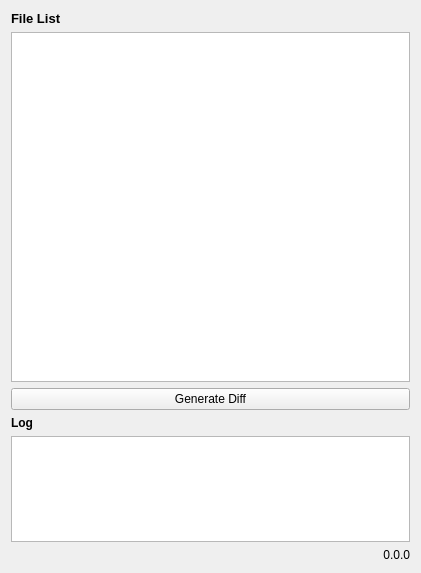
stlfatboy/diff_gui, file mainwindow.ui: the form before one commit.
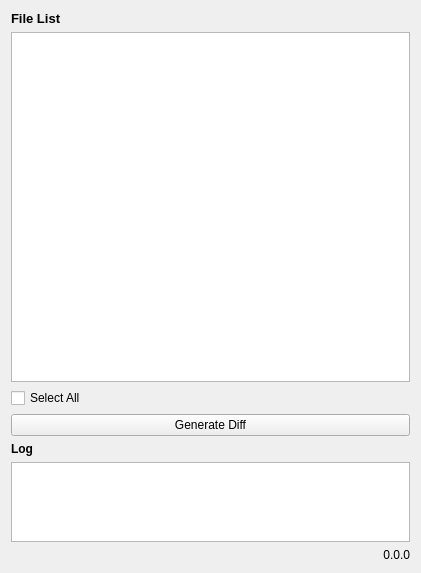
The form after the commit. Icons and pictures are not drawn.

Commit message: Add "Selete All" Checkbox

```diff
--- a/mainwindow.ui
+++ b/mainwindow.ui
@@ -37,6 +37,28 @@
     <property name="sizeConstraint">
      <enum>QLayout::SetDefaultConstraint</enum>
     </property>
+    <item row="7" column="0">
+     <widget class="QPlainTextEdit" name="LogText">
+      <property name="sizePolicy">
+       <sizepolicy hsizetype="Preferred" vsizetype="Preferred">
+        <horstretch>0</horstretch>
+        <verstretch>0</verstretch>
+       </sizepolicy>
+      </property>
+      <property name="minimumSize">
+       <size>
+        <width>0</width>
+        <height>10</height>
+       </size>
+      </property>
+      <property name="baseSize">
+       <size>
+        <width>0</width>
+        <height>30</height>
+       </size>
+      </property>
+     </widget>
+    </item>
     <item row="2" column="0">
      <widget class="QListWidget" name="Filelistwidget">
       <property name="sizePolicy">
@@ -72,46 +94,34 @@
       </property>
      </widget>
     </item>
-    <item row="6" column="0">
-     <widget class="QPlainTextEdit" name="LogText">
-      <property name="sizePolicy">
-       <sizepolicy hsizetype="Preferred" vsizetype="Preferred">
-        <horstretch>0</horstretch>
-        <verstretch>0</verstretch>
-       </sizepolicy>
-      </property>
-      <property name="minimumSize">
-       <size>
-        <width>0</width>
-        <height>10</height>
-       </size>
-      </property>
-      <property name="baseSize">
-       <size>
-        <width>0</width>
-        <height>30</height>
-       </size>
+    <item row="1" column="0">
+     <widget class="QLabel" name="label_2">
+      <property name="text">
+       <string>&lt;html&gt;&lt;head/&gt;&lt;body&gt;&lt;p&gt;&lt;span style=&quot; font-size:10pt; font-weight:600;&quot;&gt;File List&lt;/span&gt;&lt;/p&gt;&lt;/body&gt;&lt;/html&gt;</string>
       </property>
      </widget>
     </item>
-    <item row="4" column="0">
+    <item row="5" column="0">
      <widget class="QLabel" name="label_3">
       <property name="text">
        <string>&lt;html&gt;&lt;head/&gt;&lt;body&gt;&lt;p&gt;&lt;span style=&quot; font-weight:600;&quot;&gt;Log&lt;/span&gt;&lt;/p&gt;&lt;/body&gt;&lt;/html&gt;</string>
       </property>
      </widget>
     </item>
-    <item row="3" column="0">
+    <item row="4" column="0">
      <widget class="QPushButton" name="pushButton_2">
       <property name="text">
        <string>Generate Diff</string>
       </property>
      </widget>
     </item>
-    <item row="1" column="0">
-     <widget class="QLabel" name="label_2">
+    <item row="3" column="0">
+     <widget class="QCheckBox" name="checkBox">
       <property name="text">
-       <string>&lt;html&gt;&lt;head/&gt;&lt;body&gt;&lt;p&gt;&lt;span style=&quot; font-size:10pt; font-weight:600;&quot;&gt;File List&lt;/span&gt;&lt;/p&gt;&lt;/body&gt;&lt;/html&gt;</string>
+       <string>Select All</string>
+      </property>
+      <property name="tristate">
+       <bool>false</bool>
       </property>
      </widget>
     </item>
```
Left out of the diff: 3 changed lines with no effect on the pictures. The commit also changes 3 other files.
